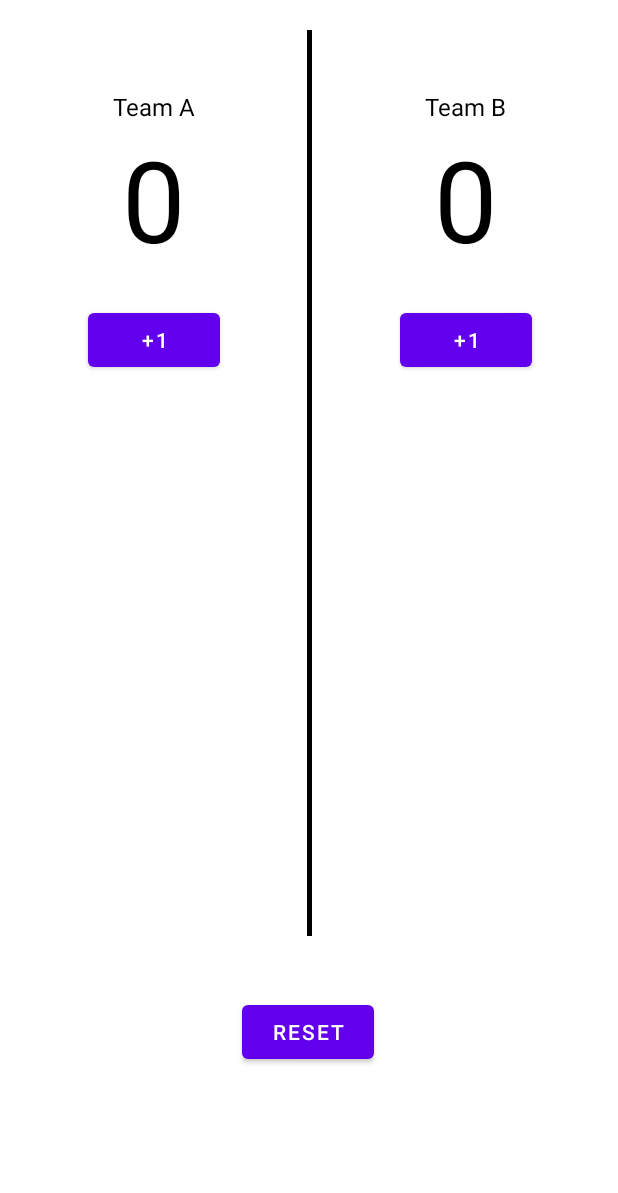
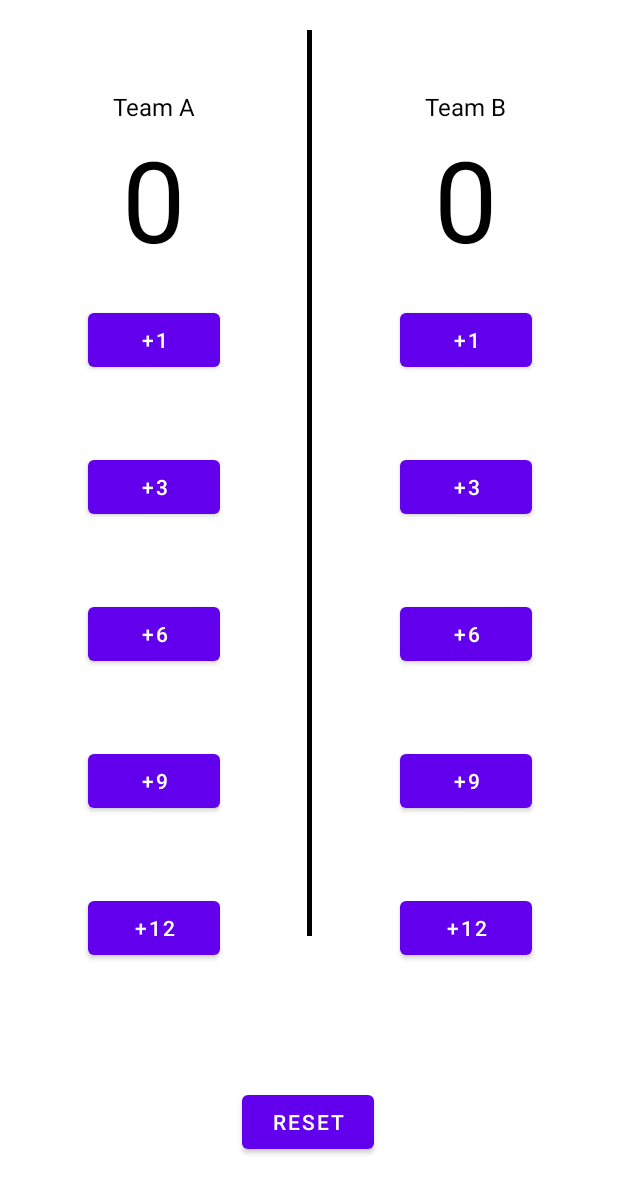
Before and after one commit to gabriel-hora/Court-Counter, an Android app: the layout activity_main.xml on its own in the app's theme, with its tools: preview values and no code run, on a phone screen of 412 x 824 dp. Shown: the top 1193 px of the screen. Run offline under Robolectric (Android 15) with nearby library versions, the phone set to English and light mode, and no system bars.

Commit message:
Implements new sum buttons

```diff
--- a/app/src/main/res/layout/activity_main.xml
+++ b/app/src/main/res/layout/activity_main.xml
@@ -88,18 +88,103 @@
         app:layout_constraintStart_toStartOf="@+id/score_team_b"
         app:layout_constraintTop_toBottomOf="@+id/score_team_b" />
 
+    <Button
+        android:id="@+id/btn_add_three_a"
+        android:layout_width="wrap_content"
+        android:layout_height="wrap_content"
+        android:layout_marginTop="50dp"
+        android:text="+3"
+        app:layout_constraintEnd_toEndOf="@+id/btn_add_one_a"
+        app:layout_constraintStart_toStartOf="@+id/btn_add_one_a"
+        app:layout_constraintTop_toBottomOf="@+id/btn_add_one_a" />
+
+    <Button
+        android:id="@+id/btn_add_three_b"
+        android:layout_width="wrap_content"
+        android:layout_height="wrap_content"
+        android:layout_marginTop="50dp"
+        android:text="+3"
+        app:layout_constraintEnd_toEndOf="@+id/btn_add_one_b"
+        app:layout_constraintStart_toStartOf="@+id/btn_add_one_b"
+        app:layout_constraintTop_toBottomOf="@+id/btn_add_one_b" />
+
+    <Button
+        android:id="@+id/btn_add_six_a"
+        android:layout_width="wrap_content"
+        android:layout_height="wrap_content"
+        android:layout_marginTop="50dp"
+        android:text="+6"
+        app:layout_constraintEnd_toEndOf="@+id/btn_add_three_a"
+        app:layout_constraintHorizontal_bias="1.0"
+        app:layout_constraintStart_toStartOf="@+id/btn_add_three_a"
+        app:layout_constraintTop_toBottomOf="@+id/btn_add_three_a" />
+
+
+    <Button
+        android:id="@+id/btn_add_six_b"
+        android:layout_width="wrap_content"
+        android:layout_height="wrap_content"
+        android:layout_marginTop="50dp"
+        android:text="+6"
+        app:layout_constraintEnd_toEndOf="@+id/btn_add_three_b"
+        app:layout_constraintHorizontal_bias="1.0"
+        app:layout_constraintStart_toStartOf="@+id/btn_add_three_b"
+        app:layout_constraintTop_toBottomOf="@+id/btn_add_three_b" />
+
+    <Button
+        android:id="@+id/btn_add_nine_a"
+        android:layout_width="wrap_content"
+        android:layout_height="wrap_content"
+        android:layout_marginTop="50dp"
+        android:text="+9"
+        app:layout_constraintEnd_toEndOf="@+id/btn_add_six_a"
+        app:layout_constraintStart_toStartOf="@+id/btn_add_six_a"
+        app:layout_constraintTop_toBottomOf="@+id/btn_add_six_a" />
+
+    <Button
+        android:id="@+id/btn_add_nine_b"
+        android:layout_width="wrap_content"
+        android:layout_height="wrap_content"
+        android:layout_marginTop="50dp"
+        android:text="+9"
+        app:layout_constraintEnd_toEndOf="@+id/btn_add_six_b"
+        app:layout_constraintHorizontal_bias="1.0"
+        app:layout_constraintStart_toStartOf="@+id/btn_add_six_b"
+        app:layout_constraintTop_toBottomOf="@+id/btn_add_six_b" />
+
+
+    <Button
+        android:id="@+id/btn_add_twelve_a"
+        android:layout_width="wrap_content"
+        android:layout_height="wrap_content"
+        android:layout_marginTop="50dp"
+        android:text="+12"
+        app:layout_constraintEnd_toEndOf="@+id/btn_add_nine_a"
+        app:layout_constraintHorizontal_bias="0.0"
+        app:layout_constraintStart_toStartOf="@+id/btn_add_nine_a"
+        app:layout_constraintTop_toBottomOf="@+id/btn_add_nine_a" />
+
+    <Button
+        android:id="@+id/btn_add_twelve_b"
+        android:layout_width="wrap_content"
+        android:layout_height="wrap_content"
+        android:layout_marginTop="50dp"
+        android:text="+12"
+        app:layout_constraintEnd_toEndOf="@+id/btn_add_nine_b"
+        app:layout_constraintStart_toStartOf="@+id/btn_add_nine_b"
+        app:layout_constraintTop_toBottomOf="@+id/btn_add_nine_b" />
+
     <!-- RESET -->
 
     <Button
         android:id="@+id/btn_reset"
         android:layout_width="wrap_content"
         android:layout_height="wrap_content"
-        android:layout_marginTop="40dp"
+        android:layout_marginTop="100dp"
         android:text="RESET"
         app:layout_constraintEnd_toEndOf="parent"
         app:layout_constraintHorizontal_bias="0.498"
         app:layout_constraintStart_toStartOf="parent"
         app:layout_constraintTop_toBottomOf="@+id/view_separtor" />
 
-
 </androidx.constraintlayout.widget.ConstraintLayout>
```
Also changed, not shown: app/src/main/java/com/example/courtcounter/MainActivity.kt (+72 -0 lines).
